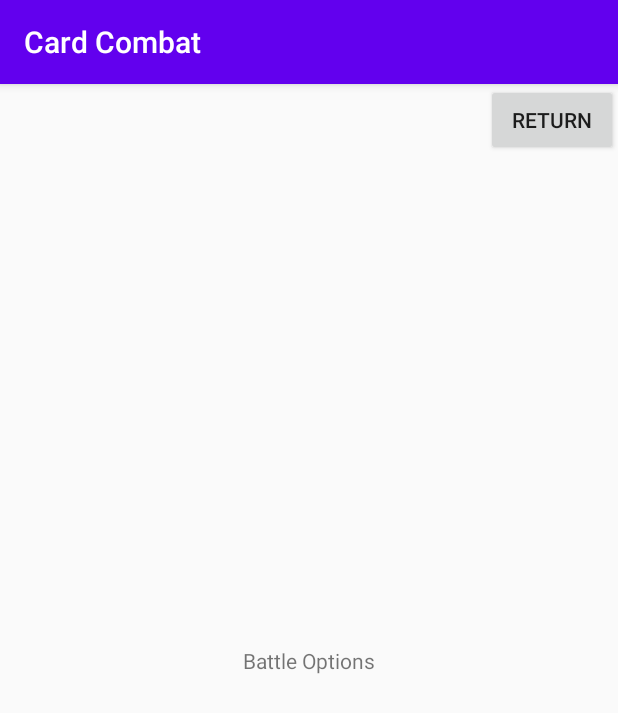
After one commit to Dominguez1st/card-combat, an Android app: the fragment BattleOptionsFragment shown on its own in the app's theme, on a phone screen of 412 x 824 dp. The commit adds this screen. Shown: the top 713 px of the screen. Run offline under Robolectric (Android 15) with nearby library versions, the phone set to English and light mode, and no system bars.

Commit message:
Added BattleOptionsFragment, now I need to set up navigation.

```diff
--- a/app/build.gradle
+++ b/app/build.gradle
@@ -42,7 +42,7 @@ dependencies {
     implementation fileTree(dir: "libs", include: ["*.jar"])
 
     implementation 'androidx.appcompat:appcompat:1.2.0'
-    implementation 'androidx.constraintlayout:constraintlayout:2.0.2'
+    implementation 'androidx.constraintlayout:constraintlayout:2.0.4'
 
     implementation 'io.reactivex.rxjava2:rxjava:2.2.20'
     implementation 'io.reactivex.rxjava2:rxandroid:2.1.1'
--- /dev/null
+++ b/app/src/main/java/edu/cnm/deepdive/cardcombat/controller/BattleOptionsFragment.java
@@ -0,0 +1,45 @@
+package edu.cnm.deepdive.cardcombat.controller;
+
+import android.os.Bundle;
+import android.view.LayoutInflater;
+import android.view.View;
+import android.view.ViewGroup;
+import androidx.annotation.NonNull;
+import androidx.annotation.Nullable;
+import androidx.fragment.app.Fragment;
+import edu.cnm.deepdive.cardcombat.databinding.FragmentBattleOptionsBinding;
+
+public class BattleOptionsFragment extends Fragment {
+
+  private FragmentBattleOptionsBinding binding;
+
+  public static BattleOptionsFragment createInstance(/* Parameters to pass to fragment */){
+    BattleOptionsFragment fragment = new BattleOptionsFragment();
+    Bundle args = new Bundle();
+    // Add parameter values to args, using args.put???().
+    fragment.setArguments(args);
+    return fragment;
+  }
+
+  @Override
+  public void onCreate(@Nullable Bundle savedInstanceState) {
+    super.onCreate(savedInstanceState);
+    Bundle args = getArguments();
+    // Do whatever is necessary with args.
+  }
+
+  @Nullable
+  @Override
+  public View onCreateView(@NonNull LayoutInflater inflater,
+      @Nullable ViewGroup container, @Nullable Bundle savedInstanceState) {
+    binding = FragmentBattleOptionsBinding.inflate(inflater);
+    // Access references in binding to set contents of view objects, as appropriate
+    return binding.getRoot();
+  }
+
+  @Override
+  public void onViewCreated(@NonNull View view, @Nullable Bundle savedInstanceState) {
+    super.onViewCreated(view, savedInstanceState);
+    // Get reference to a ViewModel instance, set observers on LiveData.
+  }
+}
--- /dev/null
+++ b/app/src/main/res/layout/fragment_battle_options.xml
@@ -0,0 +1,27 @@
+<?xml version="1.0" encoding="utf-8"?>
+<androidx.constraintlayout.widget.ConstraintLayout xmlns:android="http://schemas.android.com/apk/res/android"
+  android:layout_width="match_parent"
+  android:layout_height="match_parent"
+  xmlns:app="http://schemas.android.com/apk/res-auto">
+
+  <TextView
+    android:layout_width="wrap_content"
+    android:layout_height="wrap_content"
+    android:text="Battle Options"
+    app:layout_constraintTop_toTopOf="parent"
+    app:layout_constraintBottom_toBottomOf="parent"
+    app:layout_constraintStart_toStartOf="parent"
+    app:layout_constraintEnd_toEndOf="parent"/>
+
+  <Button
+    android:id="@+id/play_button"
+    android:layout_width="wrap_content"
+    android:layout_height="wrap_content"
+    app:layout_constraintTop_toTopOf="parent"
+    app:layout_constraintBottom_toBottomOf=""
+    app:layout_constraintLeft_toLeftOf=""
+    app:layout_constraintRight_toRightOf="parent"
+    android:text="Return"/>
+
+
+</androidx.constraintlayout.widget.ConstraintLayout>
```
Also changed, not shown: app/src/main/res/layout/activity_main.xml (+10 -0 lines).
